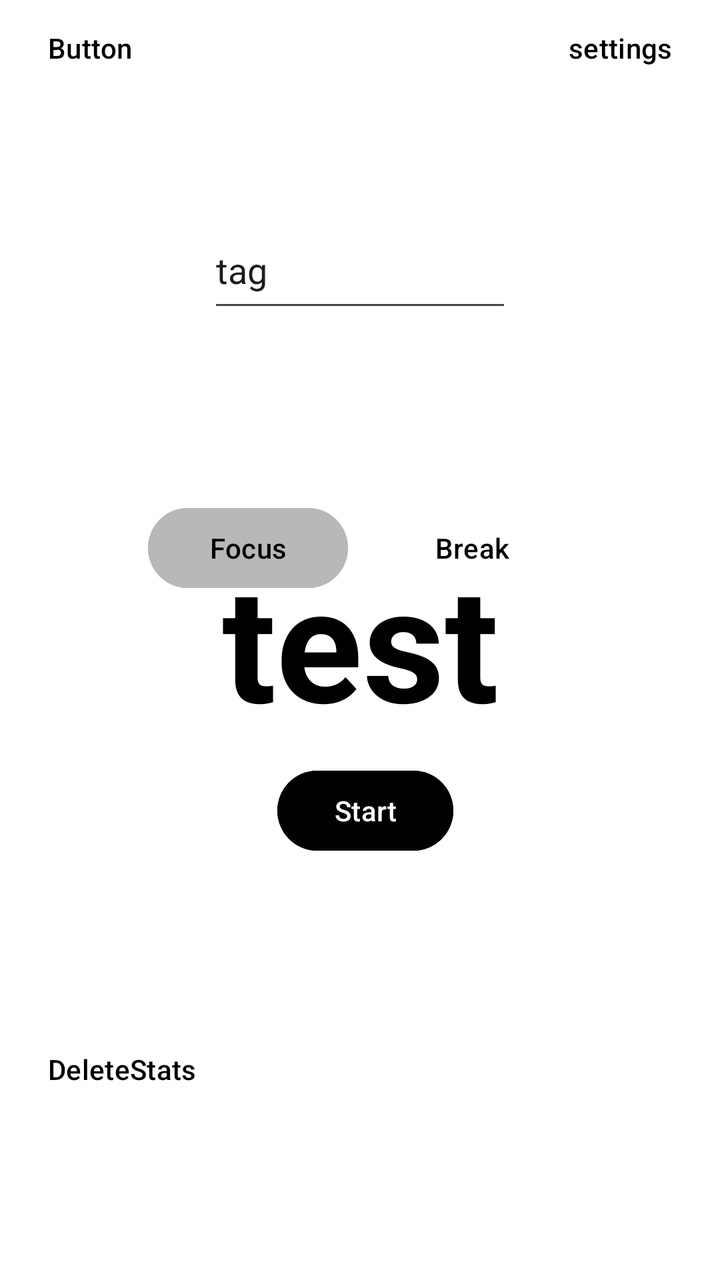
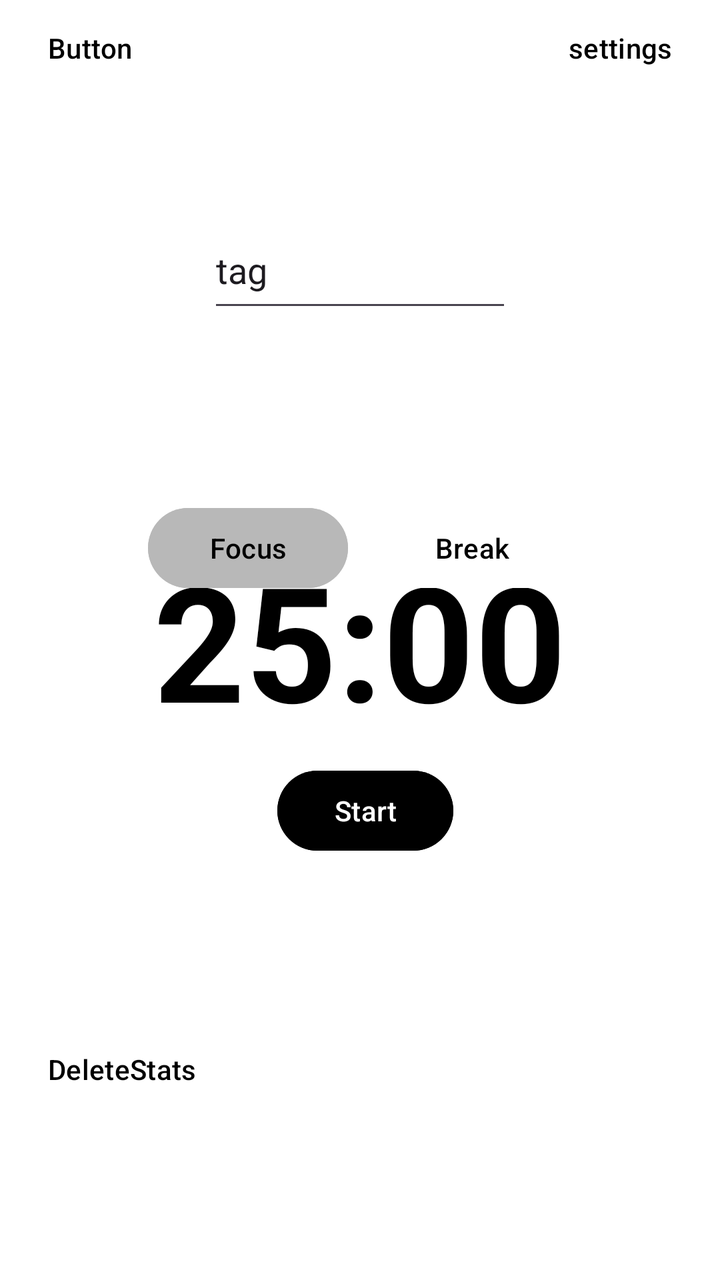

The first picture is an Android layout as it rendered before a commit; the second is the same layout after the commit. The layout source and the unified diff follow.
<!-- AndroidManifest.xml: application theme lightTheme -->
<!-- res/layout/fragment_timer.xml -->
<?xml version="1.0" encoding="utf-8"?>
<androidx.constraintlayout.widget.ConstraintLayout xmlns:android="http://schemas.android.com/apk/res/android"
    xmlns:app="http://schemas.android.com/apk/res-auto"
    xmlns:tools="http://schemas.android.com/tools"
    android:layout_width="match_parent"
    android:layout_height="match_parent"
    android:background="?attr/colorPrimary"
    android:clickable="true"
    android:focusable="true"
    android:focusableInTouchMode="true"
    tools:context="io.github.finnimo.tamadoro.activities.MainActivity">

    <TextView
        android:id="@+id/timerTextView"
        android:layout_width="wrap_content"
        android:layout_height="wrap_content"
        android:layout_centerInParent="true"
        android:text="test"
        android:textColor="?attr/colorOnPrimary"
        android:textSize="80sp"
        android:textStyle="bold"
        app:layout_constraintBottom_toBottomOf="parent"
        app:layout_constraintEnd_toEndOf="parent"
        app:layout_constraintStart_toStartOf="parent"
        app:layout_constraintTop_toTopOf="parent" />

    <TextView
        android:id="@+id/timerModeSeparator"
        android:layout_width="wrap_content"
        android:layout_height="wrap_content"
        android:layout_centerInParent="true"
        android:text="||"
        android:textColor="?attr/colorOnPrimary"
        android:textSize="36sp"
        android:textStyle="bold"
        app:layout_constraintEnd_toStartOf="@+id/guideline6"
        app:layout_constraintHorizontal_bias="0.309"
        app:layout_constraintStart_toEndOf="@+id/focusTimer"
        app:layout_constraintStart_toStartOf="@+id/guideline5"
        app:layout_constraintTop_toTopOf="@+id/guideline2" />

    <Button
        android:id="@+id/startButton"
        android:layout_width="wrap_content"
        android:layout_height="wrap_content"
        android:layout_below="@id/timerTextView"
        android:layout_marginTop="8dp"
        android:backgroundTint="?attr/colorOnPrimary"
        android:text="Start"
        android:textColor="?attr/colorPrimary"
        app:layout_constraintEnd_toEndOf="parent"
        app:layout_constraintHorizontal_bias="0.51"
        app:layout_constraintStart_toStartOf="parent"
        app:layout_constraintTop_toBottomOf="@+id/timerTextView" />

    <Button
        android:id="@+id/skipButton"
        android:layout_width="wrap_content"
        android:layout_height="wrap_content"
        android:layout_marginStart="12dp"
        android:text="Skip"
        android:visibility="invisible"
        app:layout_constraintBottom_toBottomOf="parent"
        app:layout_constraintStart_toEndOf="@+id/timerTextView"
        app:layout_constraintTop_toTopOf="parent" />

    <Button
        android:id="@+id/deleteStats"
        android:layout_width="wrap_content"
        android:layout_height="wrap_content"
        android:text="DeleteStats"
        app:layout_constraintBottom_toBottomOf="parent"
        app:layout_constraintTop_toBottomOf="@+id/startButton"
        tools:layout_editor_absoluteX="144dp" />

    <Button
        android:id="@+id/focusTimer"
        android:layout_width="100dp"
        android:layout_height="wrap_content"
        android:backgroundTint="?attr/colorSecondary"
        android:text="Focus"
        android:textColor="?attr/colorOnPrimary"
        android:layout_marginRight="20dp"
        app:layout_constraintEnd_toStartOf="@+id/guideline5"
        app:layout_constraintStart_toStartOf="@+id/guideline8"
        app:layout_constraintTop_toTopOf="@+id/guideline2" />

    <Button
        android:id="@+id/breakTimer"
        android:layout_width="100dp"
        android:layout_height="wrap_content"
        android:backgroundTint="?attr/colorPrimary"
        android:text="Break"
        android:textColor="?attr/colorOnPrimary"
        android:layout_marginLeft="20dp"
        app:layout_constraintEnd_toStartOf="@+id/guideline9"
        app:layout_constraintStart_toStartOf="@+id/guideline6"
        app:layout_constraintTop_toTopOf="@+id/guideline2" />

    <EditText
        android:id="@+id/newTag"
        android:layout_width="152dp"
        android:layout_height="55dp"
        android:inputType="text"
        android:text="tag"
        app:layout_constraintBottom_toTopOf="@+id/timerTextView"
        app:layout_constraintEnd_toEndOf="parent"
        app:layout_constraintStart_toStartOf="parent"
        app:layout_constraintTop_toTopOf="parent" />

    <Button
        android:id="@+id/settingsBtn"
        android:layout_width="wrap_content"
        android:layout_height="wrap_content"
        android:text="settings"
        app:layout_constraintEnd_toEndOf="parent"
        app:layout_constraintTop_toTopOf="parent" />

    <androidx.constraintlayout.widget.Guideline
        android:id="@+id/guideline"
        android:layout_width="wrap_content"
        android:layout_height="wrap_content"
        android:orientation="vertical"
        app:layout_constraintEnd_toEndOf="parent"
        app:layout_constraintGuide_percent="0.50121653"
        app:layout_constraintHorizontal_bias="0.5"
        app:layout_constraintStart_toStartOf="parent" />

    <androidx.constraintlayout.widget.Guideline
        android:id="@+id/guideline2"
        android:layout_width="wrap_content"
        android:layout_height="wrap_content"
        android:orientation="horizontal"
        app:layout_constraintGuide_begin="250dp" />

    <androidx.constraintlayout.widget.Guideline
        android:id="@+id/guideline5"
        android:layout_width="wrap_content"
        android:layout_height="wrap_content"
        android:orientation="vertical"
        app:layout_constraintGuide_begin="183dp" />

    <androidx.constraintlayout.widget.Guideline
        android:id="@+id/guideline6"
        android:layout_width="wrap_content"
        android:layout_height="wrap_content"
        android:orientation="vertical"
        app:layout_constraintGuide_end="183dp" />

    <androidx.constraintlayout.widget.Guideline
        android:id="@+id/guideline8"
        android:layout_width="wrap_content"
        android:layout_height="wrap_content"
        android:orientation="vertical"
        app:layout_constraintGuide_begin="85dp" />

    <androidx.constraintlayout.widget.Guideline
        android:id="@+id/guideline9"
        android:layout_width="wrap_content"
        android:layout_height="wrap_content"
        android:orientation="vertical"
        app:layout_constraintGuide_end="85dp" />

    <Button
        android:id="@+id/button"
        android:layout_width="wrap_content"
        android:layout_height="wrap_content"
        android:text="Button"
        tools:layout_editor_absoluteX="20dp"
        tools:layout_editor_absoluteY="6dp" />
</androidx.constraintlayout.widget.ConstraintLayout>
<!-- resources referenced by this layout -->
<resources>
  <style name="lightTheme" parent="Theme.Material3.DayNight.NoActionBar">
          <item name="colorPrimary">@color/white</item>
          <item name="colorOnPrimary">@color/black</item>
          <item name="colorSecondary">@color/grey</item>
          <item name="android:windowBackground">@color/white</item>
      </style>
  <color name="white">#FFFFFFFF</color>
  <color name="black">#FF000000</color>
  <color name="grey">#b8b8b8</color>
</resources>

<!-- the commit's change to res/layout/fragment_timer.xml (unified diff, before → after) -->
@@ -15,7 +15,7 @@
         android:layout_width="wrap_content"
         android:layout_height="wrap_content"
         android:layout_centerInParent="true"
-        android:text="test"
+        android:text="25:00"
         android:textColor="?attr/colorOnPrimary"
         android:textSize="80sp"
         android:textStyle="bold"
